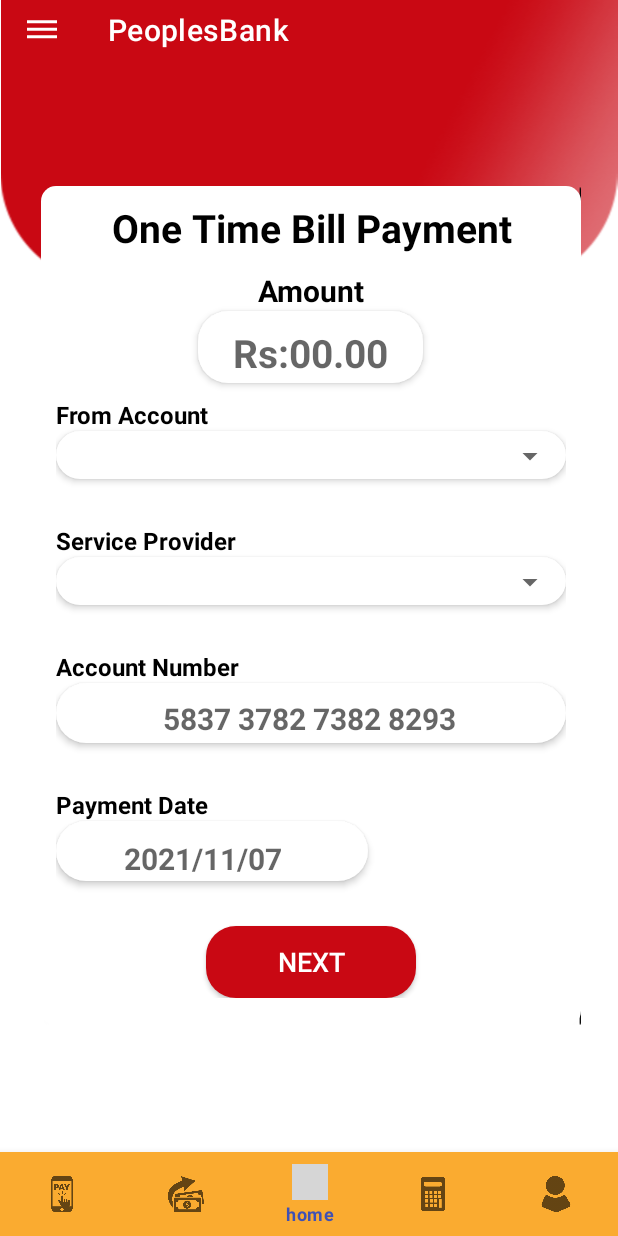
After one commit to User-Experience-Design-SE3050-2021/se3050---uee-2021s2_reg_we_01, an Android app: the fragment OneTimeBillPayment placed in its activity, on a phone screen of 412 x 824 dp. The commit adds this screen. Run offline under Robolectric (Android 15) with nearby library versions, the phone set to English and light mode, and no system bars; our stand-ins replace navigation-ui; libraries missing offline, so code that uses them is left out: com.smarteist.autoimageslider; 1 statement that could not run was skipped; grey boxes are pictures that could not be loaded.

Commit message:
bill payments

```diff
--- a/bank_application/PeoplesBank/app/src/main/java/com/alpha/peoplesbank/MainActivity.java
+++ b/bank_application/PeoplesBank/app/src/main/java/com/alpha/peoplesbank/MainActivity.java
@@ -120,7 +120,7 @@ public class MainActivity extends AppCompatActivity  implements NavigationView.O
                         loadFragment(new HomeFragment());
                         break;
                     case R.id.nav_calculator:
-                        loadFragment(new SecondFragment());
+                        loadFragment(new FundTransferFragment());
                         break;
                     case R.id.nav_transactionIcon:
                         loadFragment(new TransactionFragment());
--- /dev/null
+++ b/bank_application/PeoplesBank/app/src/main/java/com/alpha/peoplesbank/fragment/payment/OneTimeBillPayment.java
@@ -0,0 +1,43 @@
+package com.alpha.peoplesbank.fragment.payment;
+
+import android.os.Bundle;
+
+import androidx.activity.OnBackPressedCallback;
+import androidx.fragment.app.Fragment;
+
+import android.view.LayoutInflater;
+import android.view.View;
+import android.view.ViewGroup;
+
+import com.alpha.peoplesbank.R;
+
+public class OneTimeBillPayment extends Fragment {
+
+    private View view;
+
+    public OneTimeBillPayment() {
+
+    }
+
+
+    @Override
+    public View onCreateView(LayoutInflater inflater, ViewGroup container,
+                             Bundle savedInstanceState) {
+        // Inflate the layout for this fragment
+        view = inflater.inflate(R.layout.fragment_one_time_bill_payment, container, false);
+        PaymentService paymentService = new PaymentService();
+
+        OnBackPressedCallback callback = new OnBackPressedCallback(true /* enabled by default */) {
+
+            @Override
+            public void handleOnBackPressed() {
+                // Handle the back button event
+                getActivity().getSupportFragmentManager().beginTransaction().replace(R.id.frame_container, paymentService).commit();
+            }
+        };
+
+        requireActivity().getOnBackPressedDispatcher().addCallback(getViewLifecycleOwner(), callback);
+
+        return view;
+    }
+}
--- a/bank_application/PeoplesBank/app/src/main/java/com/alpha/peoplesbank/fragment/payment/PaymentService.java
+++ b/bank_application/PeoplesBank/app/src/main/java/com/alpha/peoplesbank/fragment/payment/PaymentService.java
@@ -7,60 +7,34 @@ import androidx.fragment.app.Fragment;
 import android.view.LayoutInflater;
 import android.view.View;
 import android.view.ViewGroup;
+import android.widget.LinearLayout;
 
 import com.alpha.peoplesbank.R;
 
-/**
- * A simple {@link Fragment} subclass.
- * Use the {@link PaymentService#newInstance} factory method to
- * create an instance of this fragment.
- */
 public class PaymentService extends Fragment {
 
-    // TODO: Rename parameter arguments, choose names that match
-    // the fragment initialization parameters, e.g. ARG_ITEM_NUMBER
-    private static final String ARG_PARAM1 = "param1";
-    private static final String ARG_PARAM2 = "param2";
-
-    // TODO: Rename and change types of parameters
-    private String mParam1;
-    private String mParam2;
+    private LinearLayout oneTimeBillPay;
+    private View view;
+    private OneTimeBillPayment oneTimeBillPayment = new OneTimeBillPayment();
 
     public PaymentService() {
-        // Required empty public constructor
+
     }
 
-    /**
-     * Use this factory method to create a new instance of
-     * this fragment using the provided parameters.
-     *
-     * @param param1 Parameter 1.
-     * @param param2 Parameter 2.
-     * @return A new instance of fragment PaymentService.
-     */
-    // TODO: Rename and change types and number of parameters
-    public static PaymentService newInstance(String param1, String param2) {
-        PaymentService fragment = new PaymentService();
-        Bundle args = new Bundle();
-        args.putString(ARG_PARAM1, param1);
-        args.putString(ARG_PARAM2, param2);
-        fragment.setArguments(args);
-        return fragment;
-    }
-
-    @Override
-    public void onCreate(Bundle savedInstanceState) {
-        super.onCreate(savedInstanceState);
-        if (getArguments() != null) {
-            mParam1 = getArguments().getString(ARG_PARAM1);
-            mParam2 = getArguments().getString(ARG_PARAM2);
-        }
-    }
 
     @Override
     public View onCreateView(LayoutInflater inflater, ViewGroup container,
                              Bundle savedInstanceState) {
         // Inflate the layout for this fragment
-        return inflater.inflate(R.layout.fragment_payment_service, container, false);
+
+        view = inflater.inflate(R.layout.fragment_payment_service, container, false);
+        oneTimeBillPay = view.findViewById(R.id.one_time_bill_pay);
+        oneTimeBillPay.setOnClickListener(new View.OnClickListener() {
+            @Override
+            public void onClick(View view) {
+                getActivity().getSupportFragmentManager().beginTransaction().replace(R.id.frame_container, oneTimeBillPayment).commit();
+            }
+        });
+        return view;
     }
 }
--- /dev/null
+++ b/bank_application/PeoplesBank/app/src/main/res/layout/fragment_one_time_bill_payment.xml
@@ -0,0 +1,244 @@
+<?xml version="1.0" encoding="utf-8"?>
+<LinearLayout xmlns:android="http://schemas.android.com/apk/res/android"
+    xmlns:tools="http://schemas.android.com/tools"
+    android:layout_width="match_parent"
+    android:layout_height="match_parent"
+    tools:context=".fragment.payment.OneTimeBillPayment">
+
+    <LinearLayout
+        android:layout_width="360dp"
+        android:layout_height="560dp"
+
+        android:layout_gravity="center"
+        android:layout_marginStart="27dp"
+        android:layout_marginEnd="27dp"
+        android:background="@drawable/white_box"
+        android:elevation="3dp"
+        android:orientation="vertical">
+
+
+        <View
+            android:layout_width="match_parent"
+            android:layout_height="10dp" />
+
+
+        <TextView
+            android:layout_width="match_parent"
+            android:layout_height="wrap_content"
+            android:text="@string/oneTimeBillPayment"
+            android:textAlignment="center"
+            android:textColor="@color/black"
+            android:textSize="26sp"
+            android:textStyle="bold" />
+
+
+        <View
+            android:layout_width="match_parent"
+            android:layout_height="5dp" />
+
+        <ScrollView
+            android:layout_width="match_parent"
+            android:layout_height="wrap_content">
+
+            <LinearLayout
+                android:layout_width="match_parent"
+                android:layout_height="wrap_content"
+                android:layout_marginStart="10dp"
+                android:layout_marginEnd="10dp"
+                android:orientation="vertical">
+
+
+
+
+
+                <View
+                    android:layout_width="match_parent"
+                    android:layout_height="5dp" />
+
+                <TextView
+                    android:layout_width="match_parent"
+                    android:layout_height="wrap_content"
+                    android:gravity="center"
+                    android:text="@string/amount"
+                    android:textColor="@color/black"
+                    android:textSize="20sp"
+                    android:textStyle="bold" />
+
+                <LinearLayout
+                    android:layout_width="wrap_content"
+                    android:layout_height="wrap_content"
+                    android:layout_gravity="center"
+                    android:background="@drawable/bg_curvy_tab_edittext"
+                    android:elevation="3dp">
+
+                    <EditText
+                        android:id="@+id/one_time_payment__amount"
+                        android:layout_width="150dp"
+                        android:layout_height="40dp"
+                        android:layout_marginTop="8dp"
+                        android:background="@null"
+                        android:gravity="center"
+                        android:hint="Rs:00.00"
+                        android:inputType="number"
+                        android:lines="1"
+                        android:textColor="@color/black"
+                        android:textSize="26sp"
+                        android:textStyle="bold" />
+
+                </LinearLayout>
+
+                <View
+                    android:layout_width="match_parent"
+                    android:layout_height="10dp" />
+
+                <TextView
+                    android:layout_width="match_parent"
+                    android:layout_height="wrap_content"
+                    android:gravity="left"
+                    android:text="@string/fromAccount"
+                    android:textColor="@color/black"
+                    android:textSize="16sp"
+                    android:textStyle="bold" />
+
+                <LinearLayout
+                    android:layout_width="match_parent"
+                    android:layout_height="wrap_content"
+                    android:layout_gravity="center"
+                    android:background="@drawable/bg_curvy_tab_edittext"
+                    android:elevation="3dp">
+
+                    <Spinner
+                        android:id="@+id/one_time_payment_from_accounts"
+                        android:layout_width="match_parent"
+                        android:layout_height="30dp"
+                        android:layout_marginTop="2dp"
+                        android:spinnerMode="dropdown" />
+
+                </LinearLayout>
+
+
+                <View
+                    android:layout_width="match_parent"
+                    android:layout_height="30dp" />
+
+                <TextView
+                    android:layout_width="match_parent"
+                    android:layout_height="wrap_content"
+                    android:gravity="left"
+                    android:text="@string/serviceProvider"
+                    android:textColor="@color/black"
+                    android:textSize="16sp"
+                    android:textStyle="bold" />
+
+                <LinearLayout
+                    android:layout_width="match_parent"
+                    android:layout_height="wrap_content"
+                    android:layout_gravity="center"
+                    android:background="@drawable/bg_curvy_tab_edittext"
+                    android:elevation="3dp">
+
+                    <Spinner
+                        android:id="@+id/one_time_payment_service_provider"
+                        android:layout_width="match_parent"
+                        android:layout_height="30dp"
+                        android:layout_marginTop="2dp"
+                        android:spinnerMode="dropdown" />
+
+                </LinearLayout>
+                <View
+                    android:layout_width="match_parent"
+                    android:layout_height="30dp" />
+
+
+                <TextView
+                    android:layout_width="match_parent"
+                    android:layout_height="wrap_content"
+                    android:gravity="left"
+                    android:text="@string/accountNumber"
+                    android:textColor="@color/black"
+                    android:textSize="16sp"
+                    android:textStyle="bold" />
+
+                <LinearLayout
+                    android:layout_width="match_parent"
+                    android:layout_height="wrap_content"
+                    android:layout_gravity="center"
+                    android:background="@drawable/bg_curvy_tab_edittext"
+                    android:elevation="3dp">
+
+                    <EditText
+                        android:id="@+id/one_time_payment_account_number"
+                        android:layout_width="match_parent"
+                        android:layout_height="30dp"
+                        android:layout_marginStart="20dp"
+                        android:layout_marginTop="10dp"
+                        android:background="@null"
+                        android:gravity="left"
+                        android:hint="           5837 3782 7382 8293"
+                        android:inputType="number"
+                        android:lines="1"
+                        android:textSize="20sp"
+                        android:textStyle="bold" />
+
+                </LinearLayout>
+
+                <View
+                    android:layout_width="match_parent"
+                    android:layout_height="30dp" />
+
+                <TextView
+                    android:layout_width="match_parent"
+                    android:layout_height="wrap_content"
+                    android:gravity="left"
+                    android:text="@string/paymentDate"
+                    android:textColor="@color/black"
+                    android:textSize="16sp"
+                    android:textStyle="bold" />
+
+                <LinearLayout
+                    android:layout_width="208dp"
+                    android:layout_height="wrap_content"
+                    android:background="@drawable/bg_curvy_tab_edittext"
+                    android:elevation="3dp">
+
+                    <EditText
+                        android:id="@+id/one_time_payment_time_date"
+                        android:layout_width="156dp"
+                        android:layout_height="30dp"
+                        android:layout_marginStart="20dp"
+                        android:layout_marginTop="10dp"
+                        android:background="@null"
+                        android:gravity="center"
+                        android:hint="2021/11/07"
+                        android:inputType="number"
+                        android:lines="1"
+                        android:textSize="20sp"
+                        android:textStyle="bold" />
+
+                </LinearLayout>
+                <View
+                    android:layout_width="match_parent"
+                    android:layout_height="30dp" />
+
+
+                <androidx.appcompat.widget.AppCompatButton
+                    android:id="@+id/one_time_payment_next_button"
+                    style="@style/AppButton_next"
+                    android:layout_height="0dp"
+                    android:layout_weight="3"
+                    android:maxLines="1"
+                    android:singleLine="true"
+                    android:text="@string/next"
+                    android:textAllCaps="true"
+                    android:textColor="@color/white"
+                    android:textSize="18sp" />
+
+
+            </LinearLayout>
+
+        </ScrollView>
+
+
+    </LinearLayout>
+
+</LinearLayout>
--- a/bank_application/PeoplesBank/app/src/main/res/layout/fragment_payment_service.xml
+++ b/bank_application/PeoplesBank/app/src/main/res/layout/fragment_payment_service.xml
@@ -38,6 +38,7 @@
             android:layout_width="wrap_content"
             android:layout_height="wrap_content"
             android:layout_gravity="center"
+            android:id="@+id/one_time_bill_pay"
             android:background="@drawable/service_tab"
             android:orientation="vertical">
 
--- a/bank_application/PeoplesBank/app/src/main/res/values/strings.xml
+++ b/bank_application/PeoplesBank/app/src/main/res/values/strings.xml
@@ -11,11 +11,17 @@
     <string name="invalid_username">Not a valid username</string>
     <string name="invalid_password">Password must be >5 characters</string>
     <string name="login_failed">"Login failed"</string>
-   <string name="paymentService">Payment Service</string>
+    <string name="paymentService">Payment Service</string>
     <string name="oneTimeBillPayment">One Time Bill Payment</string>
     <string name="favouriteBillPayment">Favourite Bill Payment</string>
     <string name="manageFavouriteBills">Manage Favourite Bills</string>
     <string name="billPaymentHistory">Bill Payment History</string>
     <string name="loanPayment">Loan Payment </string>
     <string name="creditCardPayment">Credit Card Service</string>
+    <string name="fromAccount">From Account</string>
+    <string name="serviceProvider">Service Provider</string>
+    <string name="accountNumber">Account Number</string>
+    <string name="amount">Amount</string>
+    <string name="paymentDate">Payment Date</string>
+    <string name="next">Next</string>
 </resources>
```
